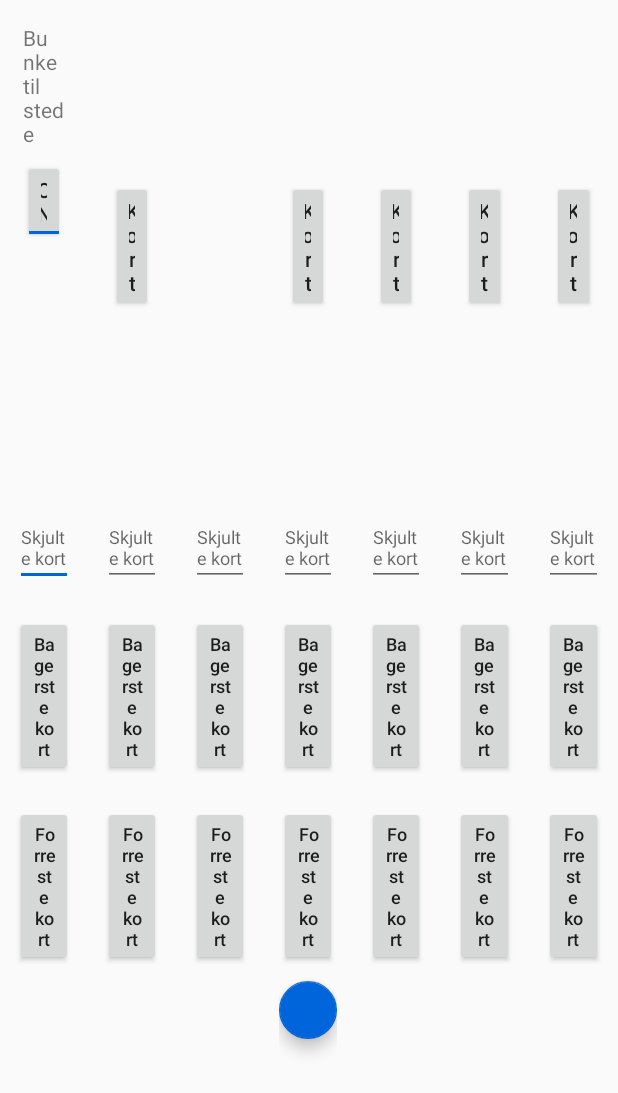
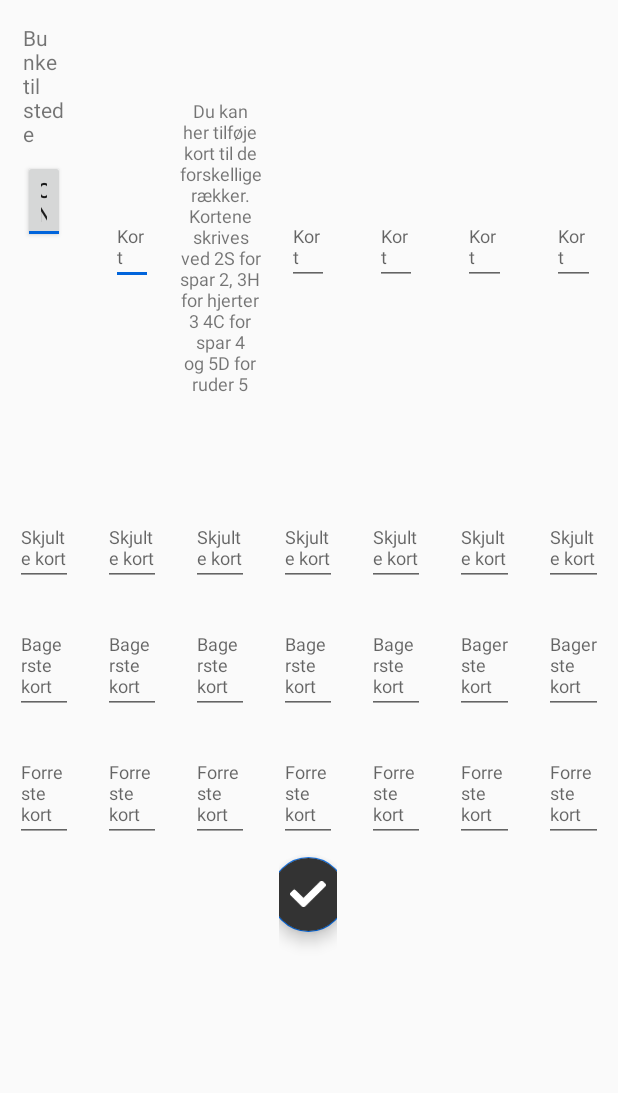
Before and after one commit to Gruppe9DTU/Gruppe9_KabaleRobot, an Android app: the layout fragment_edit_placement.xml on its own in the app's theme, with its tools: preview values and no code run, on a phone screen of 412 x 824 dp. Shown: the top 1093 px of the screen. Run offline under Robolectric (Android 15) with nearby library versions, the phone set to English and light mode, and no system bars.

Commit message:
EditPlacementFragment.java
- Added edittext instead cause of time savings

drawable

- Added comfirm icon

layout

- Changed layout to have edittext instead of buttons

strings

- Added intro text for editing placement

```diff
--- a/app/src/main/java/com/example/gruppe9_kabalerobot/CameraView/EditPlacementFragment.java
+++ b/app/src/main/java/com/example/gruppe9_kabalerobot/CameraView/EditPlacementFragment.java
@@ -23,14 +23,13 @@ import com.google.android.material.floatingactionbutton.FloatingActionButton;
 
 public class EditPlacementFragment extends Fragment implements CompoundButton.OnCheckedChangeListener, View.OnClickListener {
 
-    private Button waste, foundation1, foundation2, foundation3, foundation4;
-    private Button tab1For, tab2For, tab3For, tab4For, tab5For, tab6For, tab7For;
-    private Button tab1Bag, tab2Bag, tab3Bag, tab4Bag, tab5Bag, tab6Bag, tab7Bag;
+    private EditText waste, foundation1, foundation2, foundation3, foundation4;
+    private EditText tab1For, tab2For, tab3For, tab4For, tab5For, tab6For, tab7For;
+    private EditText tab1Bag, tab2Bag, tab3Bag, tab4Bag, tab5Bag, tab6Bag, tab7Bag;
     private EditText hiddencardsTab1,hiddencardsTab2,hiddencardsTab3,
             hiddencardsTab4,hiddencardsTab5,hiddencardsTab6,hiddencardsTab7;
     private ToggleButton wasteToggle;
     private FloatingActionButton done;
-    private Spinner typeSpinner, valueSpinner;
 
 
 
@@ -75,25 +74,6 @@ public class EditPlacementFragment extends Fragment implements CompoundButton.On
         done                = view.findViewById(R.id.done);
 
         wasteToggle.setOnCheckedChangeListener(this);
-        waste.setOnClickListener(this);
-        foundation1.setOnClickListener(this);
-        foundation2.setOnClickListener(this);
-        foundation3.setOnClickListener(this);
-        foundation4.setOnClickListener(this);
-        tab1For.setOnClickListener(this);
-        tab2For.setOnClickListener(this);
-        tab3For.setOnClickListener(this);
-        tab4For.setOnClickListener(this);
-        tab5For.setOnClickListener(this);
-        tab6For.setOnClickListener(this);
-        tab7For.setOnClickListener(this);
-        tab1Bag.setOnClickListener(this);
-        tab2Bag.setOnClickListener(this);
-        tab3Bag.setOnClickListener(this);
-        tab4Bag.setOnClickListener(this);
-        tab5Bag.setOnClickListener(this);
-        tab6Bag.setOnClickListener(this);
-        tab7Bag.setOnClickListener(this);
         done.setOnClickListener(this);
 
 
@@ -107,58 +87,23 @@ public class EditPlacementFragment extends Fragment implements CompoundButton.On
     @Override
     public void onCheckedChanged(CompoundButton compoundButton, boolean b) {
 
+
+
     }
 
     @Override
     public void onClick(View view) {
 
-        switch (view.getId()){
+        if (view == done){
 
-            case R.id.wasteCard:
-                //Toast.makeText(getActivity(), "Test", Toast.LENGTH_SHORT).show();
-                 //buildDialog(); break;
 
-            case R.id.foundation1:
-
-            case R.id.foundation2:
-
-            case R.id.foundation3:
-
-            case R.id.foundation4:
-
-            case R.id.tab1F:
-
-            case R.id.tab2F:
-
-            case R.id.tab3F:
-
-            case R.id.tab4F:
-
-            case R.id.tab5F:
-
-            case R.id.tab6F:
-
-            case R.id.tab7F:
-
-            case R.id.tab1B:
-
-            case R.id.tab2B:
-
-            case R.id.tab3B:
-
-            case R.id.tab4B:
-
-            case R.id.tab5B:
-
-            case R.id.tab6B:
-
-            case R.id.tab7B:
-
-            case R.id.done:
 
         }
 
     }
+
+
+
 
 /*
     private void buildDialog() {
--- /dev/null
+++ b/app/src/main/res/drawable/ic_icon_awesome_check.xml
@@ -0,0 +1,9 @@
+<vector xmlns:android="http://schemas.android.com/apk/res/android"
+    android:width="36dp"
+    android:height="26.846dp"
+    android:viewportWidth="36"
+    android:viewportHeight="26.846">
+  <path
+      android:fillColor="#FFFFFF"
+      android:pathData="M12.227,26.323 L0.527,14.623a1.8,1.8 0,0 1,0 -2.546L3.073,9.523a1.8,1.8 0,0 1,2.546 0L13.5,17.409 30.382,0.523a1.8,1.8 0,0 1,2.546 0L35.473,3.073a1.8,1.8 0,0 1,0 2.546l-20.7,20.7A1.8,1.8 0,0 1,12.227 26.323Z"/>
+</vector>
--- a/app/src/main/res/layout/fragment_edit_placement.xml
+++ b/app/src/main/res/layout/fragment_edit_placement.xml
@@ -3,6 +3,7 @@
     xmlns:tools="http://schemas.android.com/tools"
     android:layout_width="match_parent"
     android:layout_height="match_parent"
+    xmlns:app="http://schemas.android.com/apk/res-auto"
     android:orientation="vertical"
     tools:context=".CameraView.EditPlacementFragment">
 
@@ -48,13 +49,13 @@
             android:padding="15dp"
             >
 
-            <Button
+            <EditText
                 android:layout_width="match_parent"
                 android:layout_height="wrap_content"
-                android:text="@string/kort"
-                android:textAllCaps="false"
+                android:hint="@string/kort"
+                android:layout_gravity="center_vertical"
+                android:textSize="12sp"
                 android:id="@+id/wasteCard"
-                android:layout_gravity="center_vertical"
                 />
 
         </LinearLayout>
@@ -64,6 +65,15 @@
             android:layout_height="match_parent"
             android:layout_weight="1">
 
+            <TextView
+                android:layout_width="match_parent"
+                android:layout_height="match_parent"
+                android:text="@string/intro_edit"
+                android:textSize="12sp"
+                android:layout_gravity="center"
+                android:gravity="center"
+                />
+
         </LinearLayout>
 
         <LinearLayout
@@ -72,13 +82,13 @@
             android:layout_weight="1"
             android:padding="15dp">
 
-            <Button
+            <EditText
                 android:layout_width="match_parent"
                 android:layout_height="wrap_content"
-                android:text="@string/kort"
-                android:textAllCaps="false"
+                android:hint="@string/kort"
+                android:layout_gravity="center_vertical"
+                android:textSize="12sp"
                 android:id="@+id/foundation1"
-                android:layout_gravity="center_vertical"
                 />
 
 
@@ -91,13 +101,13 @@
             android:padding="15dp"
             >
 
-            <Button
+            <EditText
                 android:layout_width="match_parent"
                 android:layout_height="wrap_content"
-                android:text="@string/kort"
+                android:hint="@string/kort"
+                android:layout_gravity="center_vertical"
+                android:textSize="12sp"
                 android:id="@+id/foundation2"
-                android:textAllCaps="false"
-                android:layout_gravity="center_vertical"
                 />
 
         </LinearLayout>
@@ -109,13 +119,13 @@
             android:padding="15dp"
             >
 
-            <Button
+            <EditText
                 android:layout_width="match_parent"
                 android:layout_height="wrap_content"
-                android:text="@string/kort"
-                android:textAllCaps="false"
+                android:hint="@string/kort"
+                android:layout_gravity="center_vertical"
+                android:textSize="12sp"
                 android:id="@+id/foundation3"
-                android:layout_gravity="center_vertical"
                 />
 
         </LinearLayout>
@@ -127,13 +137,13 @@
             android:padding="15dp"
             >
 
-            <Button
+            <EditText
                 android:layout_width="match_parent"
                 android:layout_height="wrap_content"
-                android:text="@string/kort"
-                android:textAllCaps="false"
+                android:hint="@string/kort"
+                android:layout_gravity="center_vertical"
+                android:textSize="12sp"
                 android:id="@+id/foundation4"
-                android:layout_gravity="center_vertical"
                 />
 
         </LinearLayout>
@@ -167,24 +177,24 @@
                 />
 
 
-            <Button
+            <EditText
                 android:layout_marginTop="20dp"
                 android:layout_width="match_parent"
                 android:layout_height="wrap_content"
-                android:text="@string/bagerste_kort"
+                android:hint="@string/bagerste_kort"
+                android:layout_gravity="center_vertical"
                 android:textSize="12sp"
                 android:id="@+id/tab1B"
-                android:textAllCaps="false"
                 />
 
-            <Button
+            <EditText
                 android:layout_marginTop="20dp"
                 android:layout_width="match_parent"
                 android:layout_height="wrap_content"
-                android:text="@string/forreste_kort"
+                android:hint="@string/forreste_kort"
+                android:layout_gravity="center_vertical"
+                android:textSize="12sp"
                 android:id="@+id/tab1F"
-                android:textSize="12sp"
-                android:textAllCaps="false"
                 />
 
         </LinearLayout>
@@ -204,25 +214,25 @@
                 android:id="@+id/hiddencardsTab2"
                 />
 
-            <Button
+            <EditText
                 android:layout_marginTop="20dp"
                 android:layout_width="match_parent"
                 android:layout_height="wrap_content"
-                android:text="@string/bagerste_kort"
+                android:hint="@string/bagerste_kort"
+                android:layout_gravity="center_vertical"
                 android:textSize="12sp"
                 android:id="@+id/tab2B"
-                android:textAllCaps="false"
                 />
 
 
-            <Button
+            <EditText
                 android:layout_marginTop="20dp"
                 android:layout_width="match_parent"
                 android:layout_height="wrap_content"
-                android:text="@string/forreste_kort"
+                android:hint="@string/forreste_kort"
+                android:layout_gravity="center_vertical"
                 android:textSize="12sp"
                 android:id="@+id/tab2F"
-                android:textAllCaps="false"
                 />
 
         </LinearLayout>
@@ -244,24 +254,24 @@
                 />
 
 
-            <Button
+            <EditText
                 android:layout_marginTop="20dp"
                 android:layout_width="match_parent"
                 android:layout_height="wrap_content"
-                android:text="@string/bagerste_kort"
+                android:hint="@string/bagerste_kort"
+                android:layout_gravity="center_vertical"
                 android:textSize="12sp"
                 android:id="@+id/tab3B"
-                android:textAllCaps="false"
                 />
 
-            <Button
+            <EditText
                 android:layout_marginTop="20dp"
                 android:layout_width="match_parent"
                 android:layout_height="wrap_content"
-                android:text="@string/forreste_kort"
+                android:hint="@string/forreste_kort"
+                android:layout_gravity="center_vertical"
                 android:textSize="12sp"
                 android:id="@+id/tab3F"
-                android:textAllCaps="false"
                 />
 
         </LinearLayout>
@@ -283,33 +293,35 @@
                 />
 
 
-            <Button
+            <EditText
                 android:layout_marginTop="20dp"
                 android:layout_width="match_parent"
                 android:layout_height="wrap_content"
-                android:text="@string/bagerste_kort"
+                android:hint="@string/bagerste_kort"
+                android:layout_gravity="center_vertical"
                 android:textSize="12sp"
                 android:id="@+id/tab4B"
-                android:textAllCaps="false"
                 />
 
-            <Button
+            <EditText
                 android:layout_marginTop="20dp"
                 android:layout_width="match_parent"
                 android:layout_height="wrap_content"
-                android:text="@string/forreste_kort"
+                android:hint="@string/forreste_kort"
+                android:layout_gravity="center_vertical"
                 android:textSize="12sp"
                 android:id="@+id/tab4F"
-                android:textAllCaps="false"
                 />
 
             <com.google.android.material.floatingactionbutton.FloatingActionButton
                 android:layout_marginTop="10dp"
-                android:layout_width="wrap_content"
-                android:layout_height="wrap_content"
+                android:layout_width="50dp"
+                android:layout_height="50dp"
+                app:fabCustomSize="50dp"
                 android:id="@+id/done"
                 android:layout_gravity="center"
-
+                android:src="@drawable/ic_icon_awesome_check"
+                android:backgroundTint="@color/grey"
                 />
 
 
@@ -332,24 +344,24 @@
                 />
 
 
-            <Button
+            <EditText
                 android:layout_marginTop="20dp"
                 android:layout_width="match_parent"
                 android:layout_height="wrap_content"
-                android:text="@string/bagerste_kort"
+                android:hint="@string/bagerste_kort"
+                android:layout_gravity="center_vertical"
                 android:textSize="12sp"
                 android:id="@+id/tab5B"
-                android:textAllCaps="false"
                 />
 
-            <Button
+            <EditText
                 android:layout_marginTop="20dp"
                 android:layout_width="match_parent"
                 android:layout_height="wrap_content"
-                android:text="@string/forreste_kort"
+                android:hint="@string/forreste_kort"
+                android:layout_gravity="center_vertical"
                 android:textSize="12sp"
                 android:id="@+id/tab5F"
-                android:textAllCaps="false"
                 />
 
         </LinearLayout>
@@ -370,24 +382,24 @@
                 android:id="@+id/hiddencardsTab6"
                 />
 
-            <Button
+            <EditText
                 android:layout_marginTop="20dp"
                 android:layout_width="match_parent"
                 android:layout_height="wrap_content"
-                android:text="@string/bagerste_kort"
+                android:hint="@string/bagerste_kort"
+                android:layout_gravity="center_vertical"
                 android:textSize="12sp"
                 android:id="@+id/tab6B"
-                android:textAllCaps="false"
                 />
 
-            <Button
+            <EditText
                 android:layout_marginTop="20dp"
                 android:layout_width="match_parent"
                 android:layout_height="wrap_content"
-                android:text="@string/forreste_kort"
+                android:hint="@string/forreste_kort"
+                android:layout_gravity="center_vertical"
                 android:textSize="12sp"
                 android:id="@+id/tab6F"
-                android:textAllCaps="false"
                 />
 
         </LinearLayout>
@@ -408,24 +420,24 @@
                 android:id="@+id/hiddencardsTab7"
                 />
 
-            <Button
+            <EditText
                 android:layout_marginTop="20dp"
                 android:layout_width="match_parent"
                 android:layout_height="wrap_content"
-                android:text="@string/bagerste_kort"
+                android:hint="@string/bagerste_kort"
+                android:layout_gravity="center_vertical"
                 android:textSize="12sp"
                 android:id="@+id/tab7B"
-                android:textAllCaps="false"
                 />
 
-            <Button
+            <EditText
                 android:layout_marginTop="20dp"
                 android:layout_width="match_parent"
                 android:layout_height="wrap_content"
-                android:text="@string/forreste_kort"
+                android:hint="@string/forreste_kort"
+                android:layout_gravity="center_vertical"
                 android:textSize="12sp"
                 android:id="@+id/tab7F"
-                android:textAllCaps="false"
                 />
 
 
--- a/app/src/main/res/values/strings.xml
+++ b/app/src/main/res/values/strings.xml
@@ -12,6 +12,7 @@
     <string name="forreste_kort">Forreste kort</string>
     <string name="skjulte_kort">Skjulte kort</string>
     <string name="kort">Kort</string>
+    <string name="intro_edit">Du kan her tilføje kort til de forskellige rækker. Kortene skrives ved 2S for spar 2, 3H for hjerter 3 4C for spar 4 og 5D for ruder 5</string>
 
     <string-array name="test">
 
```
